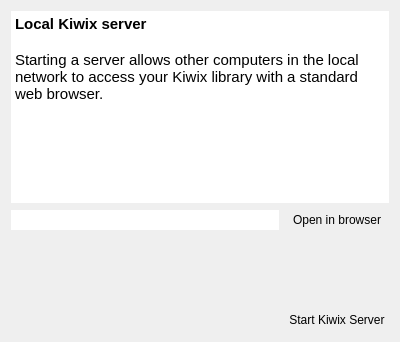
This is ui/localkiwixserver.ui in kiwix/kiwix-desktop as Qt 5 draws it before an edit. The edited form follows.
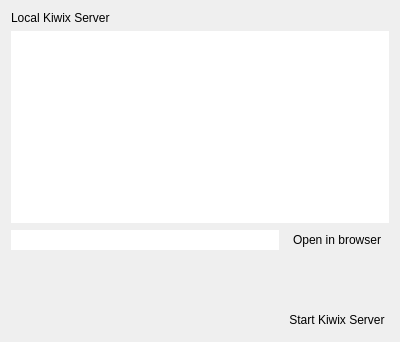
This is the edited form.

Commit message: local kiwix server page translation

What changed in the file:
```diff
--- a/ui/localkiwixserver.ui
+++ b/ui/localkiwixserver.ui
@@ -24,9 +24,7 @@
 &lt;html&gt;&lt;head&gt;&lt;meta name=&quot;qrichtext&quot; content=&quot;1&quot; /&gt;&lt;style type=&quot;text/css&quot;&gt;
 p, li { white-space: pre-wrap; }
 &lt;/style&gt;&lt;/head&gt;&lt;body style=&quot; font-family:'Ubuntu'; font-size:11pt; font-weight:400; font-style:normal;&quot;&gt;
-&lt;p style=&quot; margin-top:0px; margin-bottom:0px; margin-left:0px; margin-right:0px; -qt-block-indent:0; text-indent:0px;&quot;&gt;&lt;span style=&quot; font-family:'Ubuntu'; font-weight:600;&quot;&gt;Local Kiwix server&lt;/span&gt;&lt;/p&gt;
-&lt;p style=&quot;-qt-paragraph-type:empty; margin-top:0px; margin-bottom:0px; margin-left:0px; margin-right:0px; -qt-block-indent:0; text-indent:0px; font-family:'Ubuntu'; font-weight:600;&quot;&gt;&lt;br /&gt;&lt;/p&gt;
-&lt;p style=&quot; margin-top:0px; margin-bottom:0px; margin-left:0px; margin-right:0px; -qt-block-indent:0; text-indent:0px;&quot;&gt;&lt;span style=&quot; font-family:'Ubuntu';&quot;&gt;Starting a server allows other computers in the local network to access your Kiwix library with a standard web browser.&lt;/span&gt;&lt;/p&gt;&lt;/body&gt;&lt;/html&gt;</string>
+&lt;p style=&quot;-qt-paragraph-type:empty; margin-top:0px; margin-bottom:0px; margin-left:0px; margin-right:0px; -qt-block-indent:0; text-indent:0px;&quot;&gt;&lt;br /&gt;&lt;/p&gt;&lt;/body&gt;&lt;/html&gt;</string>
      </property>
     </widget>
    </item>
@@ -98,6 +96,13 @@
      </property>
     </widget>
    </item>
+   <item row="0" column="0">
+    <widget class="QLabel" name="label">
+     <property name="text">
+      <string>Local Kiwix Server</string>
+     </property>
+    </widget>
+   </item>
   </layout>
  </widget>
  <resources/>
```
The commit also changes 4 other files.
